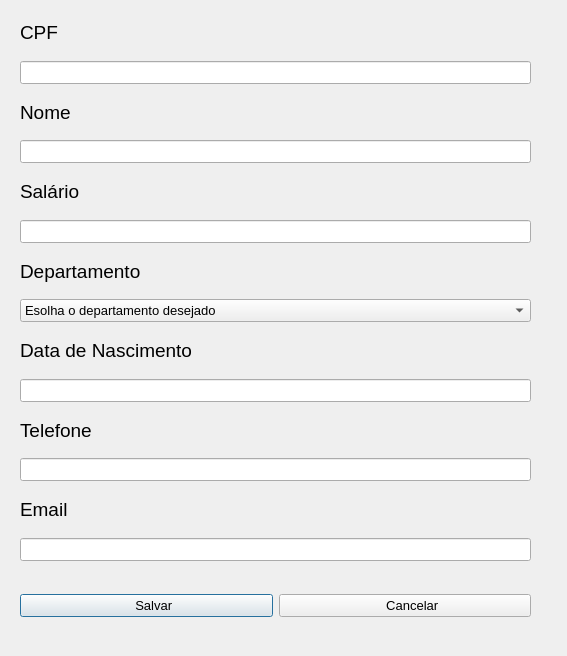
This is projeto_EE_2022_1/editarfuncionario.ui in MariaZBP/projeto_Qt as Qt 5 draws it before an edit. The edited form follows.
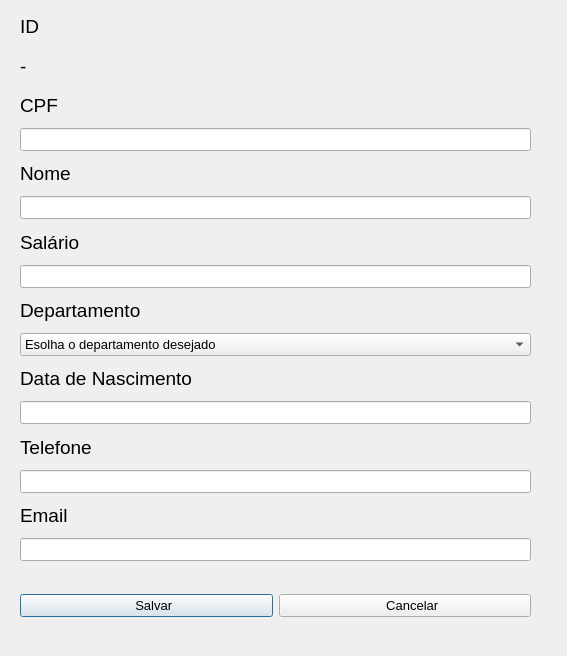
This is the edited form. Icons and pictures are not drawn.

What changed in the file:
```diff
--- a/projeto_EE_2022_1/editarfuncionario.ui
+++ b/projeto_EE_2022_1/editarfuncionario.ui
@@ -67,6 +67,30 @@
     </rect>
    </property>
    <layout class="QVBoxLayout" name="verticalLayout">
+    <item>
+     <widget class="QLabel" name="label_8">
+      <property name="font">
+       <font>
+        <pointsize>14</pointsize>
+       </font>
+      </property>
+      <property name="text">
+       <string>ID</string>
+      </property>
+     </widget>
+    </item>
+    <item>
+     <widget class="QLabel" name="labelEditarFuncionario_ID">
+      <property name="font">
+       <font>
+        <pointsize>14</pointsize>
+       </font>
+      </property>
+      <property name="text">
+       <string>-</string>
+      </property>
+     </widget>
+    </item>
     <item>
      <widget class="QLabel" name="label">
       <property name="font">
```
